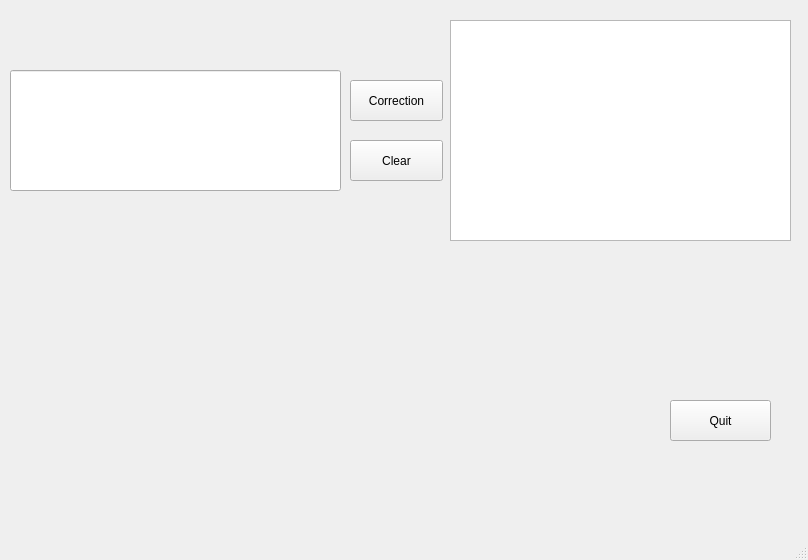
Steve-NTN/NLP_Python, file display.ui: the form before one commit.
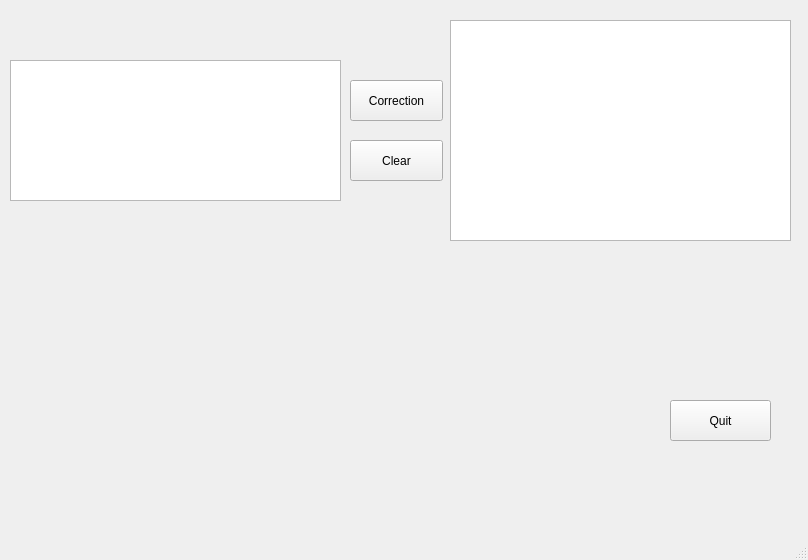
The form after the commit.

Patch:
```diff
--- a/display.ui
+++ b/display.ui
@@ -53,16 +53,6 @@
      <string>Clear</string>
     </property>
    </widget>
-   <widget class="QLineEdit" name="lineEdit">
-    <property name="geometry">
-     <rect>
-      <x>10</x>
-      <y>70</y>
-      <width>331</width>
-      <height>121</height>
-     </rect>
-    </property>
-   </widget>
    <widget class="QListWidget" name="listWidget">
     <property name="geometry">
      <rect>
@@ -73,6 +63,16 @@
      </rect>
     </property>
    </widget>
+   <widget class="QTextEdit" name="textEdit">
+    <property name="geometry">
+     <rect>
+      <x>10</x>
+      <y>60</y>
+      <width>331</width>
+      <height>141</height>
+     </rect>
+    </property>
+   </widget>
   </widget>
   <widget class="QMenuBar" name="menubar">
    <property name="geometry">
```
